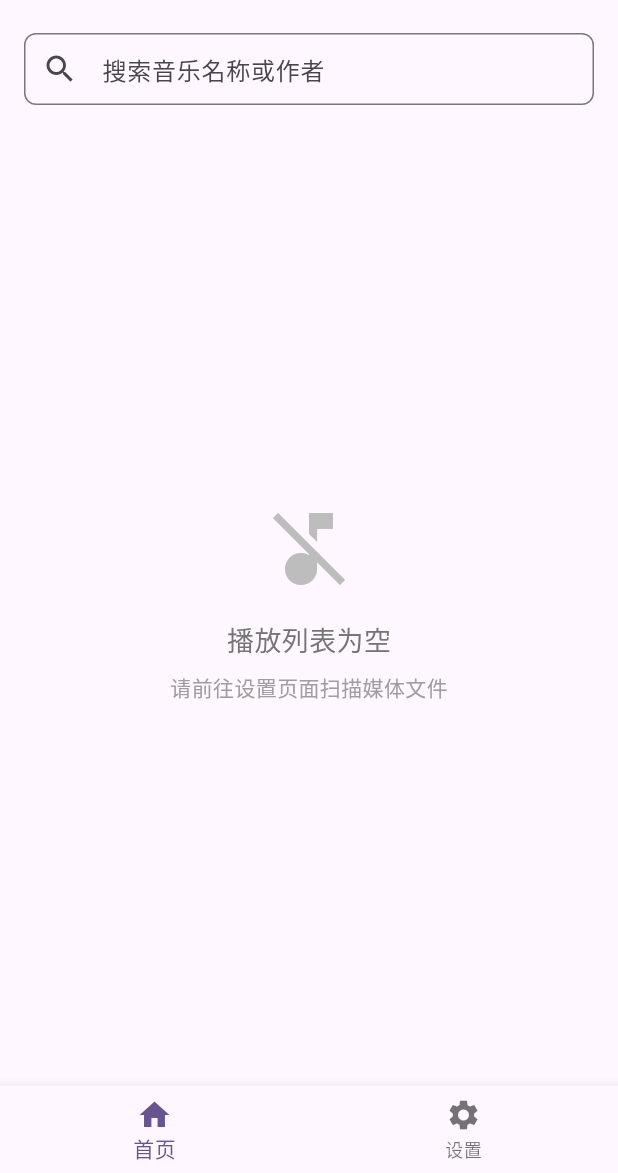
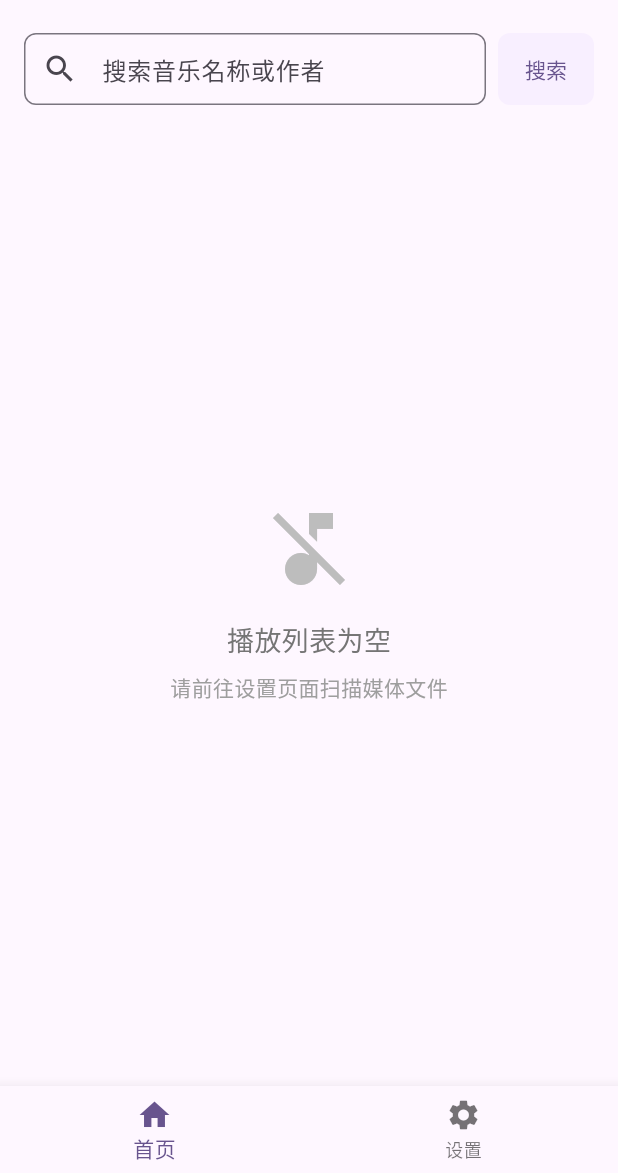
Before and after one commit to 2sky2night/asmr-club-client, a Flutter app: the screen it shows after launch, on a phone screen of 412 x 824 dp, the part 63-1236 px from its top. Run offline on Flutter 3.47's test engine with Material 3 defaults, Android fonts, the phone set to English and light mode, and no system bars; drawn by our look-alikes of flutter_typeahead; our stand-ins replace cached_network_image, flutter_cache_manager, flutter_markdown, just_audio, package_info_plus, permission_handler and 2 more; accounts and stored records are empty.

Commit message:
feat(home): 使用TypeAheadField替换搜索框实现智能搜索建议
- 集成flutter_typeahead包提供自动补全功能
- 实现实时音乐标题和作者搜索匹配
- 整合搜索历史记录显示在下拉建议中
- 移除原有的鼠标悬停检测逻辑
- 简化点击失焦处理机制
- 添加搜索框样式的Material包装
- 更新pubspec.lock中的依赖源为国内镜像

```diff
--- a/lib/pages/home_page.dart
+++ b/lib/pages/home_page.dart
@@ -1,6 +1,7 @@
 import 'package:flutter/material.dart';
 import 'package:provider/provider.dart';
 import 'package:cached_network_image/cached_network_image.dart';
+import 'package:flutter_typeahead/flutter_typeahead.dart';
 import '../providers/player_provider.dart';
 import '../services/database_service.dart';
 import '../widgets/immersive_player.dart';
@@ -18,8 +19,6 @@ class _HomePageState extends State<HomePage> {
   final ScrollController _scrollController = ScrollController();
   bool _showScrollToTop = false;
   List<String> _searchHistories = [];
-  bool _showSearchHistory = false;
-  bool _isInSearchBox = false; // 标记是否在搜索框区域
 
   @override
   void initState() {
@@ -79,13 +78,8 @@ class _HomePageState extends State<HomePage> {
           ),
           body: Listener(
             onPointerDown: (event) {
-              // 点击任何区域都失去焦点（除非在搜索框内）
-              if (!_isInSearchBox) {
+              // 点击任何区域都失去焦点
               FocusScope.of(context).unfocus();
-                if (_showSearchHistory) {
-                  setState(() => _showSearchHistory = false);
-                }
-              }
             },
             child: Stack(
               children: [
@@ -93,23 +87,122 @@ class _HomePageState extends State<HomePage> {
                 Column(
                 children: [
                   // 搜索框
-                  MouseRegion(
-                    onEnter: (_) => setState(() => _isInSearchBox = true),
-                    onExit: (_) => setState(() => _isInSearchBox = false),
-                    child: Padding(
+                  Padding(
                     padding: const EdgeInsets.symmetric(horizontal: 16, vertical: 8),
-                      child: TextField(
+                    child: Row(
+                      children: [
+                        Expanded(
+                          child: TypeAheadField<String>(
                             controller: _searchController,
+                            decorationBuilder: (context, child) {
+                              return Material(
+                                type: MaterialType.transparency,
+                                child: Container(
+                                  decoration: BoxDecoration(
+                                    color: Theme.of(context).cardColor,
+                                    borderRadius: BorderRadius.circular(8),
+                                    boxShadow: [
+                                      BoxShadow(
+                                        color: Colors.black.withOpacity(0.05),
+                                        blurRadius: 4,
+                                        offset: const Offset(0, 2),
+                                      ),
+                                    ],
+                                  ),
+                                  child: child,
+                                ),
+                              );
+                            },
+                            emptyBuilder: (context) => const SizedBox(height: 0),
+                            itemBuilder: (context, suggestion) {
+                              return ListTile(
+                                leading: const Icon(Icons.history, size: 20, color: Colors.grey),
+                                title: Text(suggestion),
+                                contentPadding: const EdgeInsets.symmetric(horizontal: 16),
+                              );
+                            },
+                            onSelected: (suggestion) {
+                              _searchController.text = suggestion;
+                              player.searchPlaylist(suggestion);
+                              DatabaseService().insertSearchHistory(suggestion);
+                              _loadSearchHistories();
+                            },
+                            suggestionsCallback: (pattern) async {
+                              await Future.delayed(Duration.zero); // 确保异步执行
+                              if (pattern.isEmpty) {
+                                return _searchHistories.take(5).toList();
+                              }
+
+                              final lowerPattern = pattern.toLowerCase();
+
+                              // 实时匹配音乐标题和作者
+                              final matches = player.playlist.where((m) =>
+                                m.title.toLowerCase().contains(lowerPattern) ||
+                                m.author.toLowerCase().contains(lowerPattern)
+                              ).map((m) => m.title).take(5).toList();
+
+                              // 匹配历史记录
+                              final historyMatches = _searchHistories.where((h) =>
+                                h.toLowerCase().contains(lowerPattern)
+                              ).take(5).toList();
+
+                              // 合并去重并保持顺序
+                              final Set<String> combined = {...historyMatches, ...matches};
+                              return combined.toList();
+                            },
+                            builder: (context, controller, focusNode) {
+                              return TextField(
+                                controller: controller,
+                                focusNode: focusNode,
                                 decoration: InputDecoration(
                                   hintText: '搜索音乐名称或作者',
                                   prefixIcon: const Icon(Icons.search),
-                        suffixIcon: _searchController.text.isNotEmpty
-                            ? Row(
-                                mainAxisSize: MainAxisSize.min,
-                                children: [
-                                  // 搜索确认按钮
-                                  IconButton(
-                                    icon: const Icon(Icons.arrow_forward),
+                                  suffixIcon: controller.text.isNotEmpty
+                                      ? IconButton(
+                                          icon: const Icon(Icons.clear),
+                                          onPressed: () {
+                                            controller.clear();
+                                            player.clearSearch();
+                                          },
+                                        )
+                                      : null,
+                                  border: OutlineInputBorder(
+                                    borderRadius: BorderRadius.circular(8),
+                                    borderSide: BorderSide(color: Theme.of(context).dividerColor),
+                                  ),
+                                  enabledBorder: OutlineInputBorder(
+                                    borderRadius: BorderRadius.circular(8),
+                                    borderSide: BorderSide(color: Theme.of(context).dividerColor),
+                                  ),
+                                  focusedBorder: OutlineInputBorder(
+                                    borderRadius: BorderRadius.circular(8),
+                                    borderSide: BorderSide(color: Theme.of(context).primaryColor, width: 2),
+                                  ),
+                                  contentPadding: const EdgeInsets.symmetric(horizontal: 16, vertical: 12),
+                                ),
+                                onSubmitted: (value) {
+                                  final keyword = value.trim();
+                                  if (keyword.isNotEmpty) {
+                                    player.searchPlaylist(keyword);
+                                    DatabaseService().insertSearchHistory(keyword);
+                                    _loadSearchHistories();
+                                    FocusScope.of(context).unfocus();
+                                  } else {
+                                    player.clearSearch();
+                                    FocusScope.of(context).unfocus();
+                                  }
+                                },
+                              );
+                            },
+                          ),
+                        ),
+                        const SizedBox(width: 8),
+                        Container(
+                          decoration: BoxDecoration(
+                            color: Theme.of(context).colorScheme.primaryContainer.withOpacity(0.3),
+                            borderRadius: BorderRadius.circular(8),
+                          ),
+                          child: TextButton(
                             onPressed: () {
                               final keyword = _searchController.text.trim();
                               if (keyword.isNotEmpty) {
@@ -117,58 +210,15 @@ class _HomePageState extends State<HomePage> {
                                 DatabaseService().insertSearchHistory(keyword);
                                 _loadSearchHistories();
                                 FocusScope.of(context).unfocus();
-                                        setState(() => _showSearchHistory = false);
                               } else {
-                                        // 输入为空时重置搜索
                                 player.clearSearch();
                                 FocusScope.of(context).unfocus();
-                                        setState(() => _showSearchHistory = false);
                               }
                             },
+                            child: const Text('搜索'),
                           ),
-                                  // 清空按钮
-                                  IconButton(
-                                    icon: const Icon(Icons.clear),
-                                    onPressed: () {
-                                      _searchController.clear();
-                                      player.clearSearch();
-                                      setState(() => _showSearchHistory = false);
-                                    },
                         ),
                       ],
-                              )
-                            : null,
-                        border: OutlineInputBorder(
-                          borderRadius: BorderRadius.circular(8),
-                        ),
-                        contentPadding: const EdgeInsets.symmetric(horizontal: 16),
-                      ),
-                      onSubmitted: (value) {
-                        // 键盘确认按钮触发搜索
-                        final keyword = value.trim();
-                        if (keyword.isNotEmpty) {
-                          player.searchPlaylist(keyword);
-                          DatabaseService().insertSearchHistory(keyword);
-                          _loadSearchHistories();
-                          FocusScope.of(context).unfocus();
-                          setState(() => _showSearchHistory = false);
-                        } else {
-                          // 输入为空时重置搜索
-                          player.clearSearch();
-                          FocusScope.of(context).unfocus();
-                          setState(() => _showSearchHistory = false);
-                        }
-                      },
-                      onChanged: (value) {
-                        // 只在输入不为空时显示搜索历史
-                        setState(() => _showSearchHistory = value.isEmpty);
-                      },
-                      onTap: () {
-                        if (_searchController.text.isEmpty) {
-                          setState(() => _showSearchHistory = true);
-                        }
-                      },
-                    ),
                     ),
                   ),
                   Expanded(
@@ -237,49 +287,6 @@ class _HomePageState extends State<HomePage> {
                   if (player.currentMusic != null)
                     _buildMiniPlayer(context, player),
                 ],
-              ),
-
-              // 搜索历史（绝对定位覆盖）
-              if (_showSearchHistory && _searchHistories.isNotEmpty)
-                Positioned(
-                  top: 70, // 搜索框下方
-                  left: 16,
-                  right: 16,
-                  child: Material(
-                    elevation: 8,
-                    borderRadius: BorderRadius.circular(8),
-                    child: Container(
-                      constraints: const BoxConstraints(maxHeight: 200),
-                      decoration: BoxDecoration(
-                        color: Theme.of(context).cardColor,
-                        borderRadius: BorderRadius.circular(8),
-                      ),
-                      child: ListView.builder(
-                        shrinkWrap: true,
-                        itemCount: _searchHistories.length,
-                        itemBuilder: (context, index) {
-                          final history = _searchHistories[index];
-                          return ListTile(
-                            leading: const Icon(Icons.history, size: 20),
-                            title: Text(history),
-                            trailing: IconButton(
-                              icon: const Icon(Icons.north_west, size: 18),
-                              onPressed: () {
-                                _searchController.text = history;
-                                player.searchPlaylist(history);
-                                setState(() => _showSearchHistory = false);
-                              },
-                            ),
-                            onTap: () {
-                              _searchController.text = history;
-                              player.searchPlaylist(history);
-                              setState(() => _showSearchHistory = false);
-                            },
-                          );
-                        },
-                      ),
-                    ),
-                  ),
               ),
 
               // 沉浸式播放器（全屏覆盖）
--- a/pubspec.yaml
+++ b/pubspec.yaml
@@ -16,7 +16,7 @@ publish_to: 'none' # Remove this line if you wish to publish to pub.dev
 # https://developer.apple.com/library/archive/documentation/General/Reference/InfoPlistKeyReference/Articles/CoreFoundationKeys.html
 # In Windows, build-name is used as the major, minor, and patch parts
 # of the product and file versions while build-number is used as the build suffix.
-version: 0.0.3+3
+version: 0.2.0+4
 
 environment:
   sdk: ^3.11.5
@@ -45,6 +45,9 @@ dependencies:
   flutter_markdown: ^0.7.1
   package_info_plus: ^8.0.0
   text_scroll: ^0.2.1
+  cached_network_image: ^3.3.1
+  flutter_cache_manager: ^3.3.1
+  flutter_typeahead: ^5.2.0
 
 dev_dependencies:
   flutter_test:
```
Also changed, not shown: pubspec.lock. Lines whose indentation alone changed are shown as unchanged.
